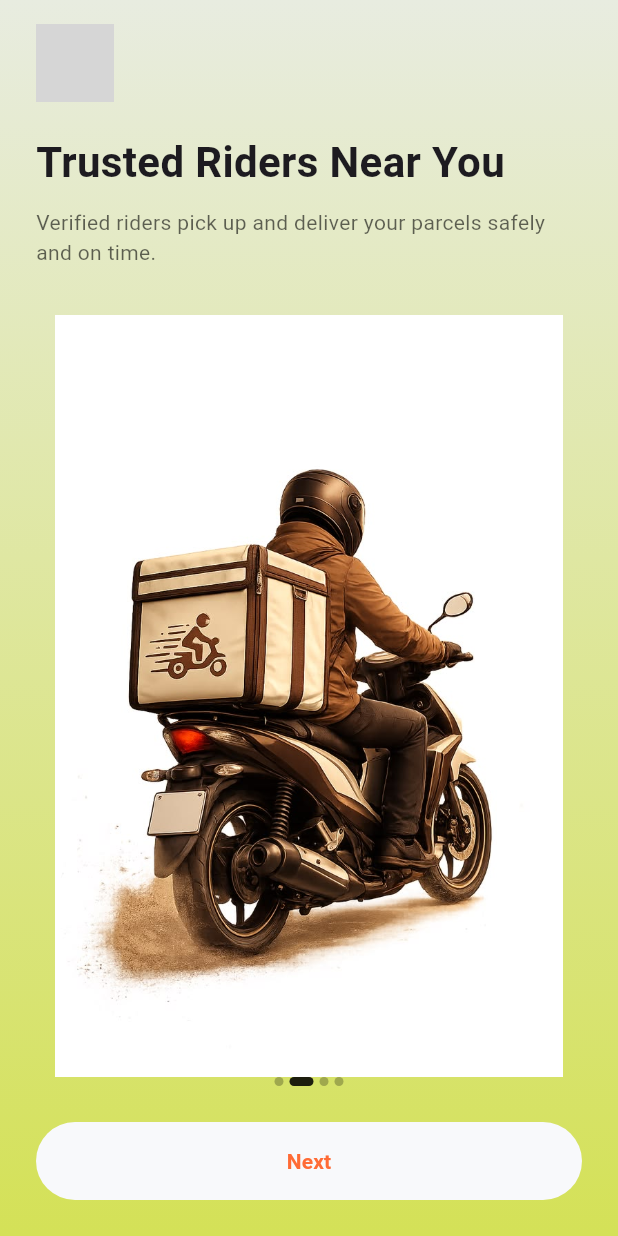
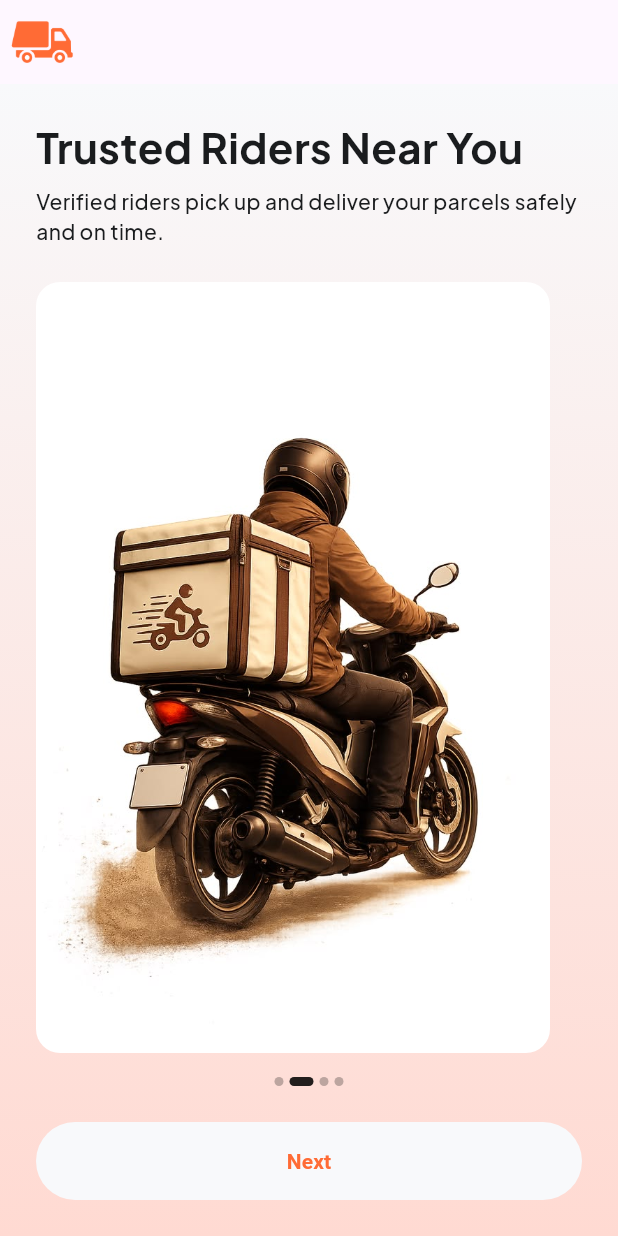
Before and after one commit to Dev-hurl/swiftcel, a Flutter app: the screen it shows after launch, after a tap on "Next", on a phone screen of 412 x 824 dp. Run offline on Flutter 3.47's test engine with Material 3 defaults, Android fonts, the phone set to English and light mode, and no system bars; our stand-ins replace cloud_firestore, firebase_analytics, firebase_auth, firebase_core, fl_chart, go_router and 1 more; accounts and stored records are empty; grey boxes are pictures that could not be loaded.

Commit message:
feat: Enhance onboarding and settings screens; add splash screen timer and analytics integration

```diff
--- a/lib/core/constants/app_colors.dart
+++ b/lib/core/constants/app_colors.dart
@@ -4,9 +4,8 @@ class AppColors {
   AppColors._();
 
   // ─── BACAKGROUND ───────────────────────────────────────────
-  static const Color surface = Color(
-    0xFFF8F9FB,
-  ); //The primary background color for all screens.
+  static const Color surface = Color(0xFFF8F9FB); //The primary background color
+  static const Color white = Color(0xFFFFFFFF);
   static const Color surfaceVariant = Color(
     0xFFE1E2E8,
   ); //Used for input fields, inactive states, and subtle dividers.
--- a/lib/features/auth/presentation/screens/onboarding_screen.dart
+++ b/lib/features/auth/presentation/screens/onboarding_screen.dart
@@ -2,6 +2,7 @@ import 'package:flutter/material.dart';
 import 'package:go_router/go_router.dart';
 import 'package:provider/provider.dart';
 import 'package:swiftcel/core/constants/app_colors.dart';
+import 'package:swiftcel/core/constants/app_fonts.dart';
 import 'package:swiftcel/features/auth/providers/auth_provider.dart';
 
 class OnboardingSlide {
@@ -81,27 +82,25 @@ class _OnboardingScreenState extends State<OnboardingScreen> {
   @override
   Widget build(BuildContext context) {
     return Scaffold(
+      appBar: AppBar(
+        leading: Image.asset(
+          'assets/icons/orange transparent logo only.png',
+        ),
+      ),
       body: Container(
-        decoration: const BoxDecoration(
+        decoration: BoxDecoration(
           gradient: LinearGradient(
             begin: Alignment.topCenter,
             end: Alignment.bottomCenter,
             colors: [
-              Color(0xFFE8ECE0),
-              Color(0xFFD4E157),
+              AppColors.surface,
+              AppColors.orangeContainer,
             ], // TODO: swap for your exact hex
           ),
         ),
         child: SafeArea(
           child: Column(
             children: [
-              Padding(
-                padding: EdgeInsets.only(left: 24, top: 16),
-                child: Align(
-                  alignment: Alignment.centerLeft,
-                  child: Image.asset('assets/icons/white Logo.png', height: 52),
-                ),
-              ),
               Expanded(
                 child: PageView.builder(
                   controller: _pageController,
@@ -118,24 +117,16 @@ class _OnboardingScreenState extends State<OnboardingScreen> {
                           SizedBox(height: 24),
                           Text(
                             slide.title,
-                            style: TextStyle(
-                              fontSize: 28,
+                            style: AppFonts.displaySmall.copyWith(
                               fontWeight: FontWeight.bold,
-                              height: 1.2,
                             ),
                           ),
-                          SizedBox(height: 12),
-                          Text(
-                            slide.subtitle,
-                            style: TextStyle(
-                              fontSize: 14,
-                              color: Colors.black.withValues(alpha: 0.6),
-                              height: 1.4,
-                            ),
-                          ),
-                          SizedBox(height: 32),
+                          SizedBox(height: 8),
+                          Text(slide.subtitle, style: AppFonts.titleSmall),
+                          SizedBox(height: 24),
                           Expanded(
-                            child: Center(
+                            child: ClipRRect(
+                              borderRadius: BorderRadiusGeometry.circular(16),
                               child: Image.asset(
                                 slide.imagePath,
                                 fit: BoxFit.cover,
@@ -148,6 +139,7 @@ class _OnboardingScreenState extends State<OnboardingScreen> {
                   },
                 ),
               ),
+              SizedBox(height: 16),
               _PageDots(count: _slides.length, currentIndex: _currentPage),
               Padding(
                 padding: EdgeInsets.symmetric(horizontal: 24, vertical: 24),
--- a/lib/features/auth/presentation/screens/splash_screen.dart
+++ b/lib/features/auth/presentation/screens/splash_screen.dart
@@ -1,7 +1,33 @@
+import 'dart:async';
+
 import 'package:flutter/material.dart';
+import 'package:go_router/go_router.dart';
 
-class SplashScreen extends StatelessWidget {
+class SplashScreen extends StatefulWidget {
   const SplashScreen({super.key});
+
+  @override
+  State<SplashScreen> createState() => _SplashScreenState();
+}
+
+class _SplashScreenState extends State<SplashScreen> {
+  Timer? _timer;
+
+  @override
+  void initState() {
+    super.initState();
+    _timer = Timer(const Duration(seconds: 5), () {
+      if (mounted) {
+        context.go('/login');
+      }
+    });
+  }
+
+  @override
+  void dispose() {
+    _timer?.cancel();
+    super.dispose();
+  }
 
   @override
   Widget build(BuildContext context) {
@@ -10,16 +36,15 @@ class SplashScreen extends StatelessWidget {
         child: Column(
           mainAxisSize: MainAxisSize.min,
           children: [
-            //Animate the logo
-            Image.asset('assets/images/blue Logo.png', width: 200, height: 200),
+            Image.asset(
+              'assets/icons/orange transparent logo only.png',
+              width: 200,
+              height: 200,
+            ),
             SizedBox(height: 4),
             Text(
               '...Moving your World Faster',
-              style: TextStyle(
-                color: Colors.black87,
-                //fontSize: AppFonts.body,
-                //fontWeight: AppFonts.regular,
-              ),
+              style: TextStyle(color: Colors.black87),
             ),
           ],
         ),
--- a/lib/features/notifications/presentation/screens/notification_screen.dart
+++ b/lib/features/notifications/presentation/screens/notification_screen.dart
@@ -78,7 +78,7 @@ class _NotificationsScreenState extends State<NotificationsScreen> {
       body:
           'Package #SWC-8812 was delivered. Proof of delivery is now available in your history.',
       time: 'Yesterday, 10:30 AM',
-      thumbnailUrl: 'assets/images/pod_sample.png',
+      thumbnailUrl: 'assets/images/track in real time.png',
       actionLabel: 'POD',
     ),
     NotificationItem(
@@ -95,7 +95,7 @@ class _NotificationsScreenState extends State<NotificationsScreen> {
   @override
   Widget build(BuildContext context) {
     return Scaffold(
-      backgroundColor: const Color(0xFFFAFAFA),
+      //backgroundColor: const Color(0xFFFAFAFA),
       body: SafeArea(
         child: Column(
           crossAxisAlignment: CrossAxisAlignment.start,
--- a/lib/main.dart
+++ b/lib/main.dart
@@ -1,3 +1,4 @@
+import 'package:firebase_analytics/firebase_analytics.dart';
 import 'package:flutter/material.dart';
 import 'package:provider/provider.dart';
 import 'package:go_router/go_router.dart';
@@ -6,6 +7,10 @@ import 'package:swiftcel/core/routing/app_router.dart';
 import 'package:swiftcel/core/services/firebase_service.dart';
 import 'package:swiftcel/features/auth/providers/auth_provider.dart';
 import 'firebase_options.dart';
+
+
+final FirebaseAnalytics analytics = FirebaseAnalytics.instance;
+final FirebaseAnalyticsObserver analyticsObserver = FirebaseAnalyticsObserver(analytics: analytics);
 
 void main() async {
   WidgetsFlutterBinding.ensureInitialized();
```
Also changed, not shown: lib/features/rider/presentation/screens/rider_settings_screen.dart (+29 -62 lines).
